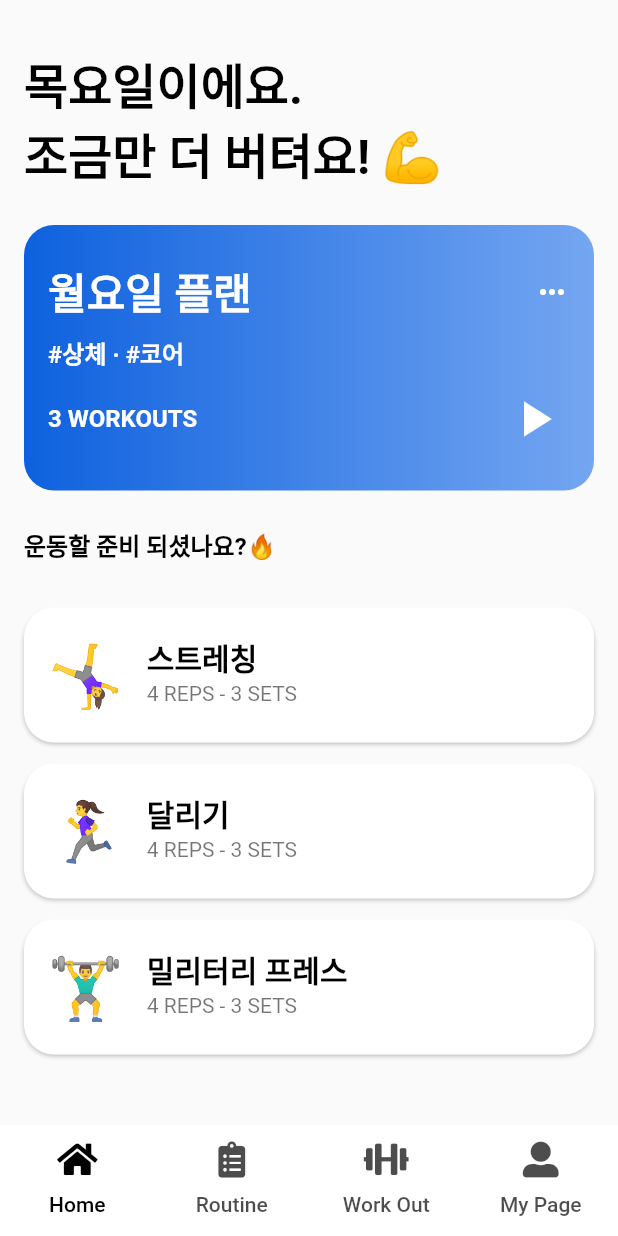
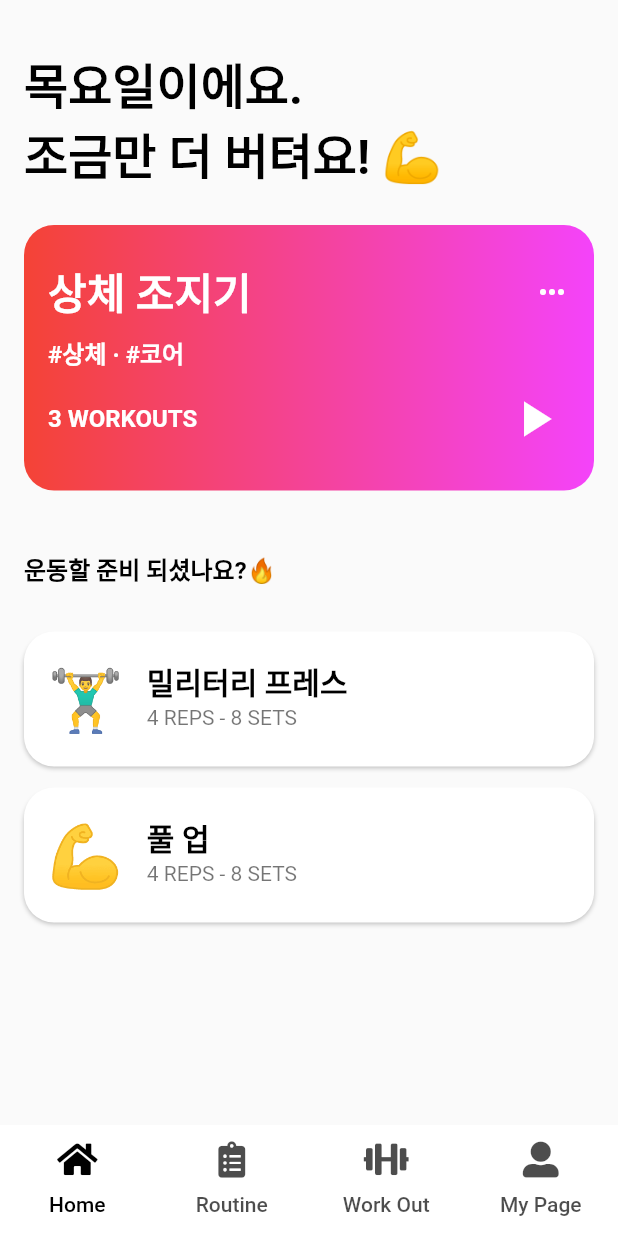
Before and after one commit to hr-stufeed/roufit, a Flutter app: the screen it shows after launch, on a phone screen of 412 x 824 dp. Run offline on Flutter 3.47's test engine with Material 2 defaults, Android fonts, the phone set to English and light mode, and no system bars; our stand-ins replace font_awesome_flutter, simple_animations, timeline_tile; missing offline and left inert: flex_color_picker.

```diff
--- a/lib/models/routine_provider.dart
+++ b/lib/models/routine_provider.dart
@@ -2,12 +2,27 @@ import 'dart:collection';
 import 'package:flutter/material.dart';
 import 'package:flutter/foundation.dart';
 import 'package:hr_app/widgets/routine.dart';
+import 'package:hr_app/widgets/workout.dart';
 
 class RoutineProvider extends ChangeNotifier {
   List<Routine> _routines = [
     Routine(
-      name: '월요일 플랜',
-      color: Color(0xFF4939ff),
+      name: '상체 조지기',
+      color: Colors.red,
+      workoutList: [
+        Workout(
+          name: '밀리터리 프레스',
+          setNumber: 8,
+          repNumber: 4,
+          emoji: '🏋️‍♂️',
+        ),
+        Workout(
+          name: '풀 업',
+          setNumber: 8,
+          repNumber: 4,
+          emoji: '💪',
+        )
+      ],
     ),
     Routine(
       name: '화요일 플랜',
@@ -21,9 +36,11 @@ class RoutineProvider extends ChangeNotifier {
 
   UnmodifiableListView get routines => UnmodifiableListView(_routines);
 
-  void setData(int n, String text, Color color) {
+  void modifyRoutine(int n, String text, Color color, bool isListUp) {
     _routines[n] = new Routine(
       name: text,
+      color: color,
+      isListUp: isListUp,
     );
     notifyListeners();
   }
@@ -36,4 +53,13 @@ class RoutineProvider extends ChangeNotifier {
     _routines.add(routine);
     notifyListeners();
   }
+
+  Routine copy(int n) {
+    return Routine(
+      name: _routines[n].name,
+      color: _routines[n].color,
+      isListUp: _routines[n].isListUp,
+      workoutList: _routines[n].workoutList,
+    );
+  }
 }
--- a/lib/scenes/home_page.dart
+++ b/lib/scenes/home_page.dart
@@ -42,6 +42,8 @@ class HomePage extends StatelessWidget {
 
   @override
   Widget build(BuildContext context) {
+    Routine frontRoutine = Provider.of<RoutineProvider>(context).copy(0);
+    frontRoutine.isListUp = false;
     return Padding(
       padding: kPagePadding,
       child: Column(
@@ -52,7 +54,7 @@ class HomePage extends StatelessWidget {
             style: kPageTitleStyle,
           ),
           kSizedBoxBetweenItems,
-          Provider.of<RoutineProvider>(context).routines[0],
+          frontRoutine,
           kSizedBoxBetweenItems,
           Text(
             '운동할 준비 되셨나요?🔥',
@@ -60,26 +62,11 @@ class HomePage extends StatelessWidget {
           ),
           kSizedBoxBetweenItems,
           Expanded(
-            child: ListView(
-              children: [
-                Workout(
-                  name: '스트레칭',
-                  setNumber: 3,
-                  repNumber: 4,
-                  emoji: '🤸‍♀️',
-                ),
-                Workout(
-                  name: '달리기',
-                  setNumber: 3,
-                  repNumber: 4,
-                ),
-                Workout(
-                  name: '밀리터리 프레스',
-                  setNumber: 3,
-                  repNumber: 4,
-                  emoji: '🏋️‍♂️',
-                ),
-              ],
+            child: ListView.builder(
+              itemCount: frontRoutine.workoutList.length,
+              itemBuilder: (context, index) {
+                return frontRoutine.workoutList[index];
+              },
             ),
           )
         ],
--- a/lib/widgets/routine.dart
+++ b/lib/widgets/routine.dart
@@ -2,23 +2,35 @@ import 'package:flutter/material.dart';
 import 'package:hr_app/data/constants.dart';
 import 'package:hr_app/widgets/workout.dart';
 
-class Routine extends StatelessWidget {
+class Routine extends StatefulWidget {
   final String name;
   final Color color;
+  List<Workout> workoutList;
+  bool isListUp;
+  Routine({
+    this.name = '루틴 이름',
+    this.color = Colors.lightBlueAccent,
+    this.isListUp = true,
+    this.workoutList,
+  });
 
-  Routine({this.name = '루틴 이름', this.color = Colors.lightBlueAccent});
+  @override
+  _RoutineState createState() => _RoutineState();
+}
 
+class _RoutineState extends State<Routine> {
   @override
   Widget build(BuildContext context) {
     return Material(
       child: Container(
+        margin: EdgeInsets.only(bottom: 16.0),
         padding: EdgeInsets.symmetric(
           horizontal: 16.0,
           vertical: 24.0,
         ),
         decoration: BoxDecoration(
           gradient: LinearGradient(
-            colors: [Color(0xff0E61DE), Color(0xff74A6F1)],
+            colors: [widget.color, widget.color.withBlue(250)],
             begin: Alignment.centerLeft,
             end: Alignment.centerRight,
           ),
@@ -31,7 +43,7 @@ class Routine extends StatelessWidget {
               mainAxisAlignment: MainAxisAlignment.spaceBetween,
               children: [
                 Text(
-                  name,
+                  widget.name,
                   style: kRoutineTitleStyle,
                 ),
                 Icon(
@@ -54,7 +66,11 @@ class Routine extends StatelessWidget {
                   '3 WORKOUTS',
                   style: kRoutineTagStyle,
                 ),
-                IconButton(
+                widget.isListUp
+                    ? SizedBox(
+                        height: 0,
+                      )
+                    : IconButton(
                         padding: EdgeInsets.all(0),
                         icon: Icon(
                           Icons.play_arrow,
```
Also changed, not shown: lib/scenes/routine_create_page.dart (+34 -12 lines), lib/scenes/routine_list_page.dart (+5 -8 lines), lib/scenes/routine_setting_page.dart (+8 -2 lines), lib/widgets/roundCheckbox.dart (+14 -3 lines). Lines whose indentation alone changed are shown as unchanged.
